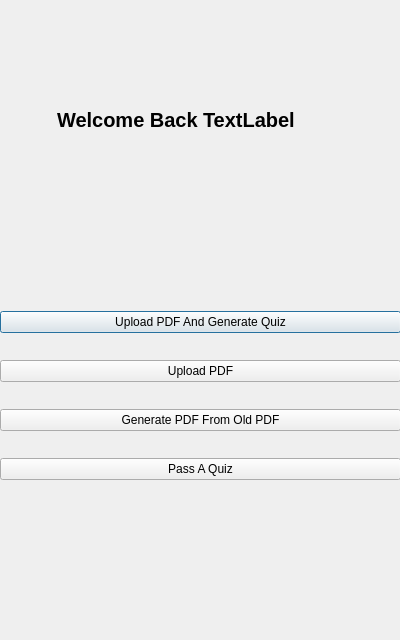
The window that SmartQuizGen/homepage.ui (MossabMilha/SmartQuizGen) describes before a commit, drawn with Qt 5.
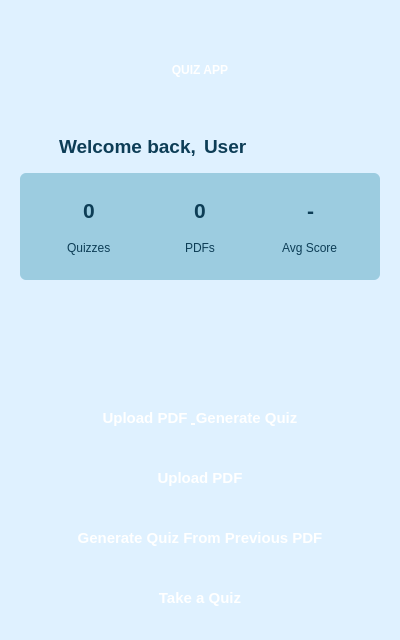
The same window after the commit.

What changed in the file:
```diff
--- a/SmartQuizGen/homepage.ui
+++ b/SmartQuizGen/homepage.ui
@@ -25,67 +25,274 @@
   <property name="windowTitle">
    <string>Dialog</string>
   </property>
-  <widget class="QWidget" name="horizontalLayoutWidget">
+  <property name="styleSheet">
+   <string notr="true">QDialog {
+  background-color: #DFF1FF;
+}
+QLabel {
+  color: #0D3D56;
+}
+QPushButton {
+  background: qlineargradient(x1:0, y1:0, x2:0, y2:1,
+                              stop:0 #4C9CC0, stop:1 #0D3D56);
+  color: white;
+  border: none;
+  border-radius: 4px;
+  padding: 8px;
+  font-weight: bold;
+}
+QPushButton:hover {
+  background: qlineargradient(x1:0, y1:0, x2:0, y2:1,
+                              stop:0 #327A9F, stop:1 #0A2D40);
+}
+QPushButton:pressed {
+  background: qlineargradient(x1:0, y1:0, x2:0, y2:1,
+                              stop:0 #0D3D56, stop:1 #0A2D40);
+}</string>
+  </property>
+  <widget class="QWidget" name="verticalLayoutWidget_Main">
    <property name="geometry">
     <rect>
-     <x>0</x>
-     <y>80</y>
-     <width>401</width>
-     <height>81</height>
+     <x>20</x>
+     <y>20</y>
+     <width>360</width>
+     <height>600</height>
     </rect>
    </property>
-   <layout class="QHBoxLayout" name="horizontalLayout">
+   <layout class="QVBoxLayout" name="mainLayout">
     <property name="spacing">
-     <number>4</number>
+     <number>15</number>
     </property>
-    <item alignment="Qt::AlignmentFlag::AlignRight|Qt::AlignmentFlag::AlignVCenter">
-     <widget class="QLabel" name="label">
-      <property name="font">
-       <font>
-        <pointsize>15</pointsize>
-        <bold>true</bold>
-       </font>
+    <item alignment="Qt::AlignmentFlag::AlignHCenter">
+     <widget class="QLabel" name="logoLabel">
+      <property name="minimumSize">
+       <size>
+        <width>100</width>
+        <height>100</height>
+       </size>
       </property>
+      <property name="styleSheet">
+       <string notr="true">color: white; background: qlineargradient(x1:0, y1:0, x2:0, y2:1,
+                          stop:0 #0D3D56, stop:1 #0A2D40);
+border-radius: 50px; font-weight: bold;</string>
+      </property>
       <property name="text">
-       <string>Welcome Back</string>
+       <string>QUIZ APP</string>
       </property>
+      <property name="alignment">
+       <set>Qt::AlignmentFlag::AlignCenter</set>
+      </property>
      </widget>
     </item>
-    <item alignment="Qt::AlignmentFlag::AlignLeft|Qt::AlignmentFlag::AlignVCenter">
-     <widget class="QLabel" name="UsernameTitle">
-      <property name="font">
-       <font>
-        <pointsize>15</pointsize>
-        <bold>true</bold>
-        <underline>false</underline>
-       </font>
+    <item>
+     <layout class="QHBoxLayout" name="welcomeLayout">
+      <property name="spacing">
+       <number>8</number>
       </property>
-      <property name="text">
-       <string>TextLabel</string>
+      <item alignment="Qt::AlignmentFlag::AlignRight">
+       <widget class="QLabel" name="welcomeLabel">
+        <property name="font">
+         <font>
+          <family>Segoe UI</family>
+          <pointsize>14</pointsize>
+          <bold>true</bold>
+         </font>
+        </property>
+        <property name="text">
+         <string>Welcome back,</string>
+        </property>
+       </widget>
+      </item>
+      <item alignment="Qt::AlignmentFlag::AlignLeft">
+       <widget class="QLabel" name="UsernameTitle">
+        <property name="font">
+         <font>
+          <family>Segoe UI</family>
+          <pointsize>14</pointsize>
+          <bold>true</bold>
+         </font>
+        </property>
+        <property name="styleSheet">
+         <string notr="true">color: #0D3D56;</string>
+        </property>
+        <property name="text">
+         <string>User</string>
+        </property>
+       </widget>
+      </item>
+     </layout>
+    </item>
+    <item>
+     <widget class="QFrame" name="statsFrame">
+      <property name="minimumSize">
+       <size>
+        <width>0</width>
+        <height>80</height>
+       </size>
       </property>
+      <property name="styleSheet">
+       <string notr="true">QFrame {
+  background-color: #9CCCE0;
+  border-radius: 6px;
+  padding: 8px;
+}</string>
+      </property>
+      <property name="frameShape">
+       <enum>QFrame::Shape::StyledPanel</enum>
+      </property>
+      <property name="frameShadow">
+       <enum>QFrame::Shadow::Raised</enum>
+      </property>
+      <layout class="QHBoxLayout" name="statsLayout">
+       <item>
+        <layout class="QVBoxLayout" name="stat1">
+         <property name="spacing">
+          <number>2</number>
+         </property>
+         <item alignment="Qt::AlignmentFlag::AlignHCenter">
+          <widget class="QLabel" name="quizzesLabel">
+           <property name="font">
+            <font>
+             <pointsize>16</pointsize>
+             <bold>true</bold>
+            </font>
+           </property>
+           <property name="styleSheet">
+            <string notr="true">color: #0D3D56;</string>
+           </property>
+           <property name="text">
+            <string>0</string>
+           </property>
+          </widget>
+         </item>
+         <item alignment="Qt::AlignmentFlag::AlignHCenter">
+          <widget class="QLabel" name="quizzesText">
+           <property name="text">
+            <string>Quizzes</string>
+           </property>
+          </widget>
+         </item>
+        </layout>
+       </item>
+       <item>
+        <layout class="QVBoxLayout" name="stat2">
+         <property name="spacing">
+          <number>2</number>
+         </property>
+         <item alignment="Qt::AlignmentFlag::AlignHCenter">
+          <widget class="QLabel" name="filesLabel">
+           <property name="font">
+            <font>
+             <pointsize>16</pointsize>
+             <bold>true</bold>
+            </font>
+           </property>
+           <property name="styleSheet">
+            <string notr="true">color: #0D3D56;</string>
+           </property>
+           <property name="text">
+            <string>0</string>
+           </property>
+          </widget>
+         </item>
+         <item alignment="Qt::AlignmentFlag::AlignHCenter">
+          <widget class="QLabel" name="filesText">
+           <property name="text">
+            <string>PDFs</string>
+           </property>
+          </widget>
+         </item>
+        </layout>
+       </item>
+       <item>
+        <layout class="QVBoxLayout" name="stat3">
+         <property name="spacing">
+          <number>2</number>
+         </property>
+         <item alignment="Qt::AlignmentFlag::AlignHCenter">
+          <widget class="QLabel" name="scoreLabel">
+           <property name="font">
+            <font>
+             <pointsize>16</pointsize>
+             <bold>true</bold>
+            </font>
+           </property>
+           <property name="styleSheet">
+            <string notr="true">color: #0D3D56;</string>
+           </property>
+           <property name="text">
+            <string>-</string>
+           </property>
+          </widget>
+         </item>
+         <item alignment="Qt::AlignmentFlag::AlignHCenter">
+          <widget class="QLabel" name="scoreText">
+           <property name="text">
+            <string>Avg Score</string>
+           </property>
+          </widget>
+         </item>
+        </layout>
+       </item>
+      </layout>
      </widget>
     </item>
-   </layout>
-  </widget>
-  <widget class="QWidget" name="verticalLayoutWidget">
-   <property name="geometry">
-    <rect>
-     <x>0</x>
-     <y>290</y>
-     <width>401</width>
-     <height>211</height>
-    </rect>
-   </property>
-   <layout class="QVBoxLayout" name="verticalLayout">
+    <item>
+     <spacer name="verticalSpacer">
+      <property name="orientation">
+       <enum>Qt::Orientation::Vertical</enum>
+      </property>
+      <property name="sizeHint" stdset="0">
+       <size>
+        <width>20</width>
+        <height>20</height>
+       </size>
+      </property>
+     </spacer>
+    </item>
     <item>
      <widget class="QPushButton" name="UploadAndGenerateButton">
+      <property name="minimumSize">
+       <size>
+        <width>0</width>
+        <height>45</height>
+       </size>
+      </property>
+      <property name="font">
+       <font>
+        <family>Segoe UI</family>
+        <pointsize>11</pointsize>
+        <bold>true</bold>
+       </font>
+      </property>
+      <property name="styleSheet">
+       <string notr="true">background: qlineargradient(x1:0, y1:0, x2:0, y2:1,
+                          stop:0 #5FAECE, stop:1 #327A9F);</string>
+      </property>
       <property name="text">
-       <string>Upload PDF And Generate Quiz</string>
+       <string>Upload PDF &amp; Generate Quiz</string>
       </property>
      </widget>
     </item>
     <item>
      <widget class="QPushButton" name="UploadButton">
+      <property name="minimumSize">
+       <size>
+        <width>0</width>
+        <height>45</height>
+       </size>
+      </property>
+      <property name="font">
+       <font>
+        <family>Segoe UI</family>
+        <pointsize>11</pointsize>
+        <bold>true</bold>
+       </font>
+      </property>
+      <property name="styleSheet">
+       <string notr="true">background: qlineargradient(x1:0, y1:0, x2:0, y2:1,
+                          stop:0 #4C9CC0, stop:1 #1F5275);</string>
+      </property>
       <property name="text">
        <string>Upload PDF</string>
       </property>
@@ -93,15 +300,49 @@
     </item>
     <item>
      <widget class="QPushButton" name="GenerateFromOldButton">
+      <property name="minimumSize">
+       <size>
+        <width>0</width>
+        <height>45</height>
+       </size>
+      </property>
+      <property name="font">
+       <font>
+        <family>Segoe UI</family>
+        <pointsize>11</pointsize>
+        <bold>true</bold>
+       </font>
+      </property>
+      <property name="styleSheet">
+       <string notr="true">background: qlineargradient(x1:0, y1:0, x2:0, y2:1,
+                          stop:0 #3A89AD, stop:1 #0D3D56);</string>
+      </property>
       <property name="text">
-       <string>Generate PDF From Old PDF</string>
+       <string>Generate Quiz From Previous PDF</string>
       </property>
      </widget>
     </item>
     <item>
      <widget class="QPushButton" name="PassQuizButton">
+      <property name="minimumSize">
+       <size>
+        <width>0</width>
+        <height>45</height>
+       </size>
+      </property>
+      <property name="font">
+       <font>
+        <family>Segoe UI</family>
+        <pointsize>11</pointsize>
+        <bold>true</bold>
+       </font>
+      </property>
+      <property name="styleSheet">
+       <string notr="true">background: qlineargradient(x1:0, y1:0, x2:0, y2:1,
+                          stop:0 #286E94, stop:1 #0A2D40);</string>
+      </property>
       <property name="text">
-       <string>Pass A Quiz</string>
+       <string>Take a Quiz</string>
       </property>
      </widget>
     </item>
```
Left out of the diff: 2 changed lines with no effect on the pictures.
